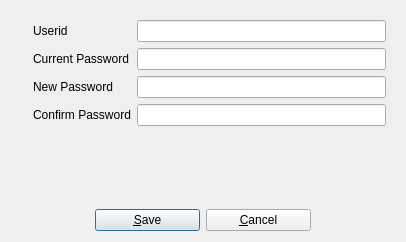
Old version of the form password.ui in the repository textbrowser/biblioteq.
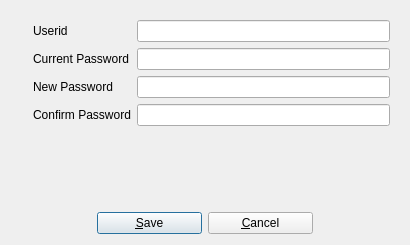
New version of the form. Icons and pictures are not drawn.

Diff of the .ui file:
```diff
--- a/password.ui
+++ b/password.ui
@@ -6,8 +6,8 @@
    <rect>
     <x>0</x>
     <y>0</y>
-    <width>406</width>
-    <height>242</height>
+    <width>410</width>
+    <height>245</height>
    </rect>
   </property>
   <property name="maximumSize">
```
